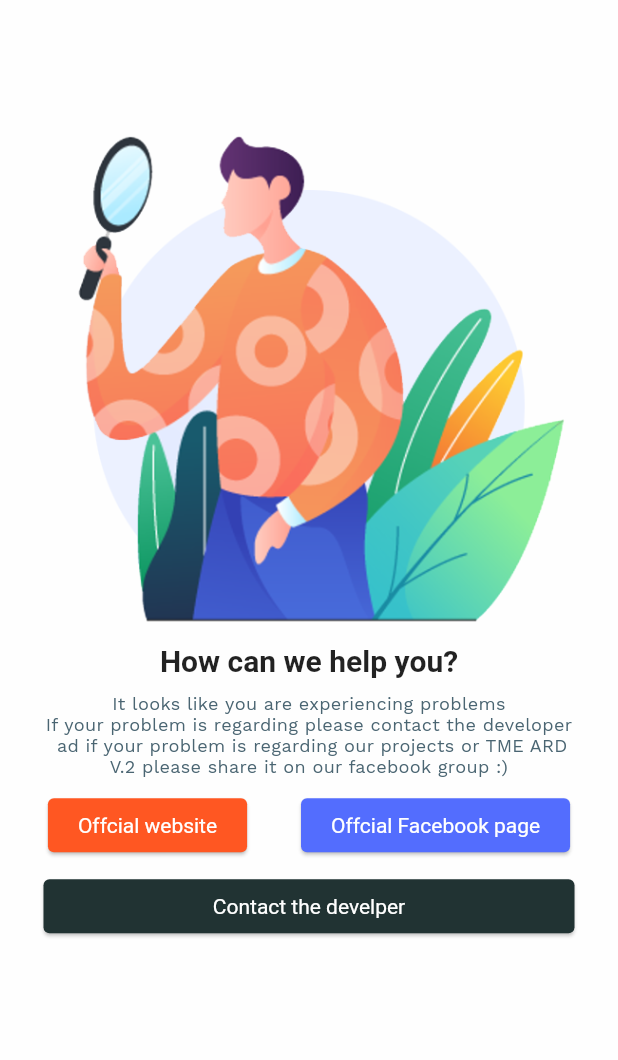
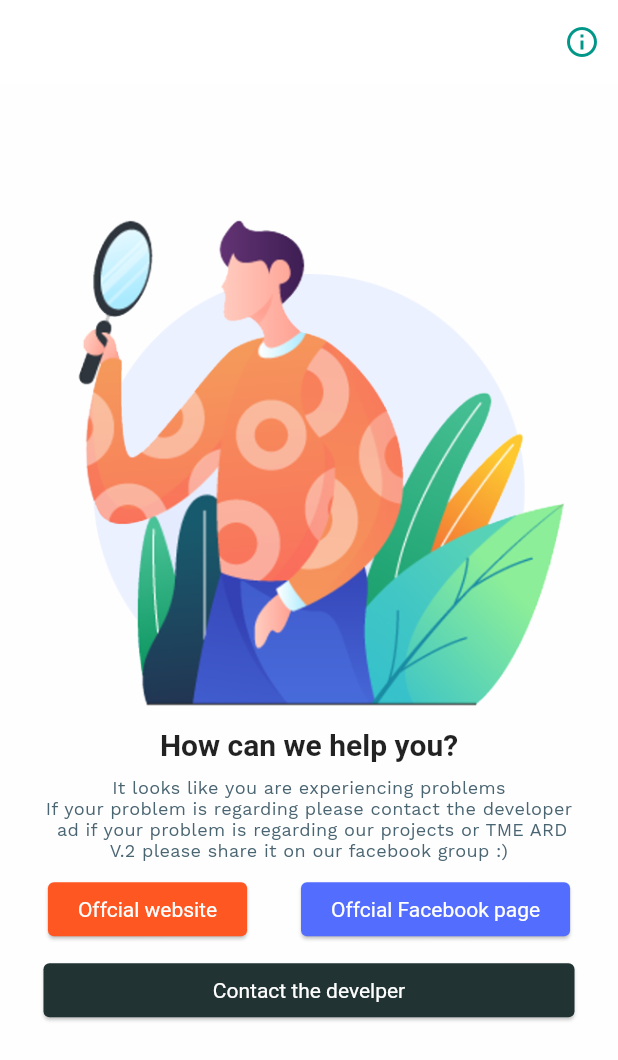
Before and after one commit to hope-miky/TME-Education-Arduino-board-manual, a Flutter app: the HelpScreen screen opened directly, on a phone screen of 412 x 824 dp. Shown: the top 1060 px of the screen. Run offline on Flutter 3.47's test engine with Material 2 defaults, Android fonts, the phone set to English and light mode, and no system bars; our stand-ins replace bottom_navy_bar, cloud_firestore, country_picker, firebase_auth, firebase_core, flutter_highlight and 4 more; missing offline and left inert: awesome_loader, youtube_data_v3; accounts and stored records are empty.

Commit message:
added info screen

```diff
--- a/lib/help_screen.dart
+++ b/lib/help_screen.dart
@@ -1,4 +1,4 @@
-
+import 'package:tme_ard_v2/widgets/reusable/info.dart';
 import 'package:url_launcher/url_launcher.dart';
 
 import './app_theme.dart';
@@ -10,11 +10,8 @@ class HelpScreen extends StatefulWidget {
 }
 
 class _HelpScreenState extends State<HelpScreen> {
-
   TextEditingController txtctr = new TextEditingController();
   final _formKey = GlobalKey<FormState>();
-
-
 
   @override
   void initState() {
@@ -29,12 +26,18 @@ class _HelpScreenState extends State<HelpScreen> {
         top: false,
         child: Scaffold(
           backgroundColor: AppTheme.nearlyWhite,
+          appBar: AppBar(
+            backgroundColor: Colors.white,
+            elevation: 0,
+            actions: [
+            InfoIcon(color: Colors.teal,)
+          ],),
           body: SingleChildScrollView(
-
             child: Column(
-
               children: <Widget>[
-                SizedBox(height: MediaQuery.of(context).size.height * 0.05,),
+                SizedBox(
+                  height: MediaQuery.of(context).size.height * 0.05,
+                ),
                 Container(
                   padding: EdgeInsets.only(
                       top: MediaQuery.of(context).padding.top,
@@ -53,14 +56,14 @@ class _HelpScreenState extends State<HelpScreen> {
                   ),
                 ),
                 Container(
-                  margin: const EdgeInsets.symmetric(horizontal: 25, vertical: 10),
+                  margin:
+                      const EdgeInsets.symmetric(horizontal: 25, vertical: 10),
                   child: const Text(
                     'It looks like you are experiencing problems\nIf your problem is regarding please contact the developer\n ad if your problem is regarding our projects or TME ARD V.2 please share it on our facebook group :)',
                     textAlign: TextAlign.center,
                     style: AppTheme.caption,
                   ),
                 ),
-
                 Row(
                   mainAxisAlignment: MainAxisAlignment.center,
                   children: <Widget>[
@@ -77,14 +80,15 @@ class _HelpScreenState extends State<HelpScreen> {
                       child: Card(
                         color: Colors.deepOrange,
                         child: Container(
-                      margin: EdgeInsets.symmetric(horizontal: 20,vertical: 10),
-                      child: Center(child: Text("Offcial website", style: TextStyle(color:Colors.white))),
+                          margin: EdgeInsets.symmetric(
+                              horizontal: 20, vertical: 10),
+                          child: Center(
+                              child: Text("Offcial website",
+                                  style: TextStyle(color: Colors.white))),
                         ),
                       ),
                     ),
-
                     Spacer(),
-
                     InkWell(
                       onTap: () async {
                         const url = 'https://fb.com/tmeeducation';
@@ -97,19 +101,23 @@ class _HelpScreenState extends State<HelpScreen> {
                       child: Card(
                         color: Colors.indigoAccent,
                         child: Container(
-                      margin: EdgeInsets.symmetric(horizontal: 20,vertical: 10),
-                      child: Center(child: Text("Offcial Facebook page", style: TextStyle(color:Colors.white),)),
+                          margin: EdgeInsets.symmetric(
+                              horizontal: 20, vertical: 10),
+                          child: Center(
+                              child: Text(
+                            "Offcial Facebook page",
+                            style: TextStyle(color: Colors.white),
+                          )),
                         ),
                       ),
                     ),
-
                     Spacer(),
-
                   ],
                 ),
 
                 Container(
-                  margin: const EdgeInsets.symmetric(horizontal: 25, vertical: 10),
+                  margin:
+                      const EdgeInsets.symmetric(horizontal: 25, vertical: 10),
                   child: InkWell(
                     onTap: () async {
                       const url = 'hope.miky1074@gmail.com';
@@ -118,22 +126,15 @@ class _HelpScreenState extends State<HelpScreen> {
                     child: Card(
                       color: AppTheme.nearlyBlack,
                       child: Container(
-                        margin: EdgeInsets.symmetric(horizontal: 20,vertical: 10),
-                        child: Center(child: Text("Contact the develper", style: TextStyle(color:Colors.white))),
+                        margin:
+                            EdgeInsets.symmetric(horizontal: 20, vertical: 10),
+                        child: Center(
+                            child: Text("Contact the develper",
+                                style: TextStyle(color: Colors.white))),
                       ),
                     ),
                   ),
                 ),
-
-
-
-
-
-
-
-
-
-
               ],
             ),
           ),
--- a/lib/main.dart
+++ b/lib/main.dart
@@ -27,7 +27,7 @@ class MyApp extends StatelessWidget {
     return MaterialApp(
       navigatorKey: Get.key,
       debugShowCheckedModeBanner: false,
-      title: 'Flutter Demo',
+      title: 'TME Education Arduino board v2 manual',
       theme: ThemeData(
         primarySwatch: Colors.teal,
         textTheme: ThemeData.light().textTheme.copyWith(
--- a/lib/widgets/listOfWidgets/IntroToTME.dart
+++ b/lib/widgets/listOfWidgets/IntroToTME.dart
@@ -1,5 +1,6 @@
 import 'package:flutter/material.dart';
 import 'package:tme_ard_v2/app_theme.dart';
+import 'package:tme_ard_v2/widgets/reusable/info.dart';
 import 'dart:async';
 
 import 'package:url_launcher/url_launcher.dart';
@@ -14,6 +15,9 @@ class IntroToTME extends StatelessWidget {
       appBar: AppBar(
         backgroundColor: AppTheme.chipBackground,
         elevation: 0,
+        actions: [
+            InfoIcon(color: Colors.teal,)
+          ],
         iconTheme: IconThemeData(color: Colors.teal),
       ),
       body: SingleChildScrollView(
--- a/lib/widgets/listOfWidgets/ambassadors/ambassadorsList.dart
+++ b/lib/widgets/listOfWidgets/ambassadors/ambassadorsList.dart
@@ -1,6 +1,7 @@
 import "package:flutter/material.dart";
 import 'package:flutter_slidable/flutter_slidable.dart';
 import 'package:font_awesome_flutter/font_awesome_flutter.dart';
+import 'package:tme_ard_v2/widgets/reusable/info.dart';
 
 import 'ambassador.dart';
 
@@ -214,6 +215,9 @@ class _AmbassadorsListViewState extends State<AmbassadorsListView> {
       appBar: AppBar(
         backgroundColor: Colors.white12,
         elevation: 0,
+        actions: [
+            InfoIcon(color: Colors.teal,)
+          ],
         leading: IconButton(
             icon: Icon(Icons.keyboard_return_rounded, color: Colors.teal,),
             onPressed: () {
--- a/lib/widgets/listOfWidgets/coddingIntro.dart
+++ b/lib/widgets/listOfWidgets/coddingIntro.dart
@@ -1,4 +1,5 @@
 import 'package:flutter/material.dart';
+import 'package:tme_ard_v2/widgets/reusable/info.dart';
 
 
 class CoddingIntro extends StatelessWidget {
@@ -13,6 +14,9 @@ class CoddingIntro extends StatelessWidget {
         iconTheme: IconThemeData(
           color: Colors.teal
         ),
+        actions: [
+            InfoIcon(color: Colors.teal,)
+          ]
       ),
       backgroundColor: Colors.teal[50],
           body: SingleChildScrollView(
--- a/lib/widgets/listOfWidgets/componentsView.dart
+++ b/lib/widgets/listOfWidgets/componentsView.dart
@@ -1,6 +1,7 @@
 import 'package:flutter/material.dart';
 import 'package:tme_ard_v2/app_theme.dart';
 import 'package:tme_ard_v2/widgets/listOfWidgets/componentsTextView.dart';
+import 'package:tme_ard_v2/widgets/reusable/info.dart';
 
 class CardScrollView extends StatefulWidget {
   CardScrollView({Key key}) : super(key: key);
@@ -58,6 +59,9 @@ class _CardScrollViewState extends State<CardScrollView> {
             Spacer(),
           ],
         ),
+        actions: [
+            InfoIcon(color: Colors.white,)
+          ]
       ),
           body: SingleChildScrollView(
             child: Column(
--- /dev/null
+++ b/lib/widgets/reusable/info.dart
@@ -0,0 +1,23 @@
+import 'package:flutter/material.dart';
+
+class InfoIcon extends StatelessWidget {
+  final color;
+  InfoIcon({this.color});
+  @override
+  Widget build(BuildContext context) {
+    return IconButton(
+      color: color,
+      onPressed: () {
+        showAboutDialog(
+            context: context,
+            applicationName: "TME Education Arduino board manual",
+            applicationVersion: "2.0",
+            applicationIcon: Container(
+                width: 50,
+                height: 50,
+                child: Image.asset('assets/images/ard.jpg')));
+      },
+      icon: Icon(Icons.info_outline),
+    );
+  }
+}
```
Lines whose indentation alone changed are shown as unchanged.
